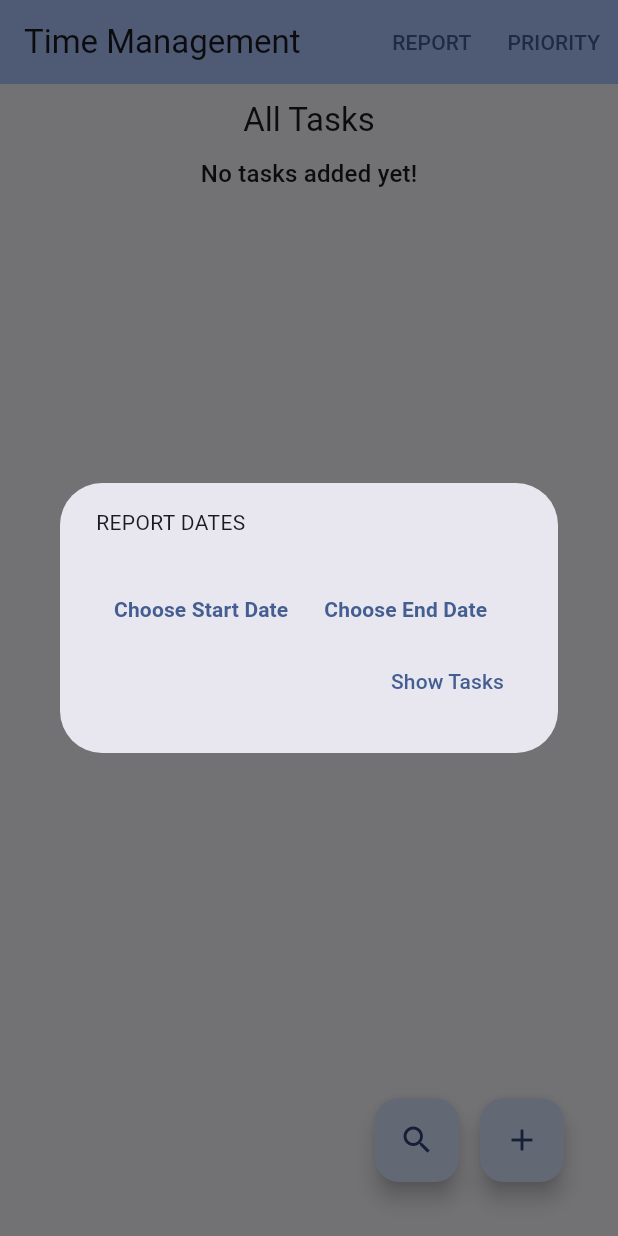
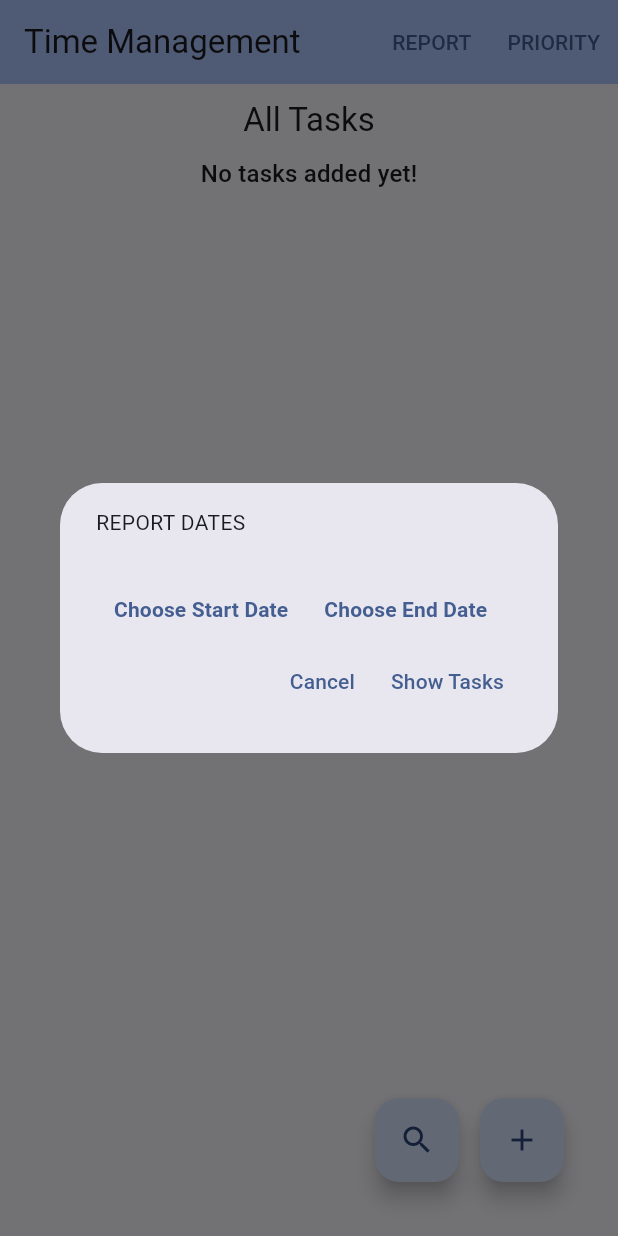
Before and after one commit to juliannatruitt/ASE456--time-management, a Flutter app: the screen it shows after launch, after a tap on "REPORT", on a phone screen of 412 x 824 dp. Run offline on Flutter 3.47's test engine with Material 3 defaults, Android fonts, the light colour scheme and no system bars; our stand-ins replace cloud_firestore, firebase_core; missing offline and left inert: date_picker_plus; accounts and stored records are empty.

Commit message:
some updates

```diff
--- a/lib/main.dart
+++ b/lib/main.dart
@@ -222,6 +222,15 @@ class _MyHomePageState extends State<MyHomePage>{
                     ),
                   ],
                 ),
+                Row(
+                  mainAxisAlignment: MainAxisAlignment.end,
+                  children: [
+                TextButton(
+                  onPressed: (){
+                    Navigator.of(context).pop();
+                  },
+                  child: const Text("Cancel"),
+                ),
                 TextButton(
                   onPressed: () {
                     if (_selectedDateStart != null && _selectedDateEnd != null) {
@@ -235,7 +244,9 @@ class _MyHomePageState extends State<MyHomePage>{
                       Navigator.of(context).pop();
                     }
                   },
-                  child: Text("Show Tasks"),
+                  child: const Text("Show Tasks"),
+                ),
+                ],
                 ),
               ],
             );
```
